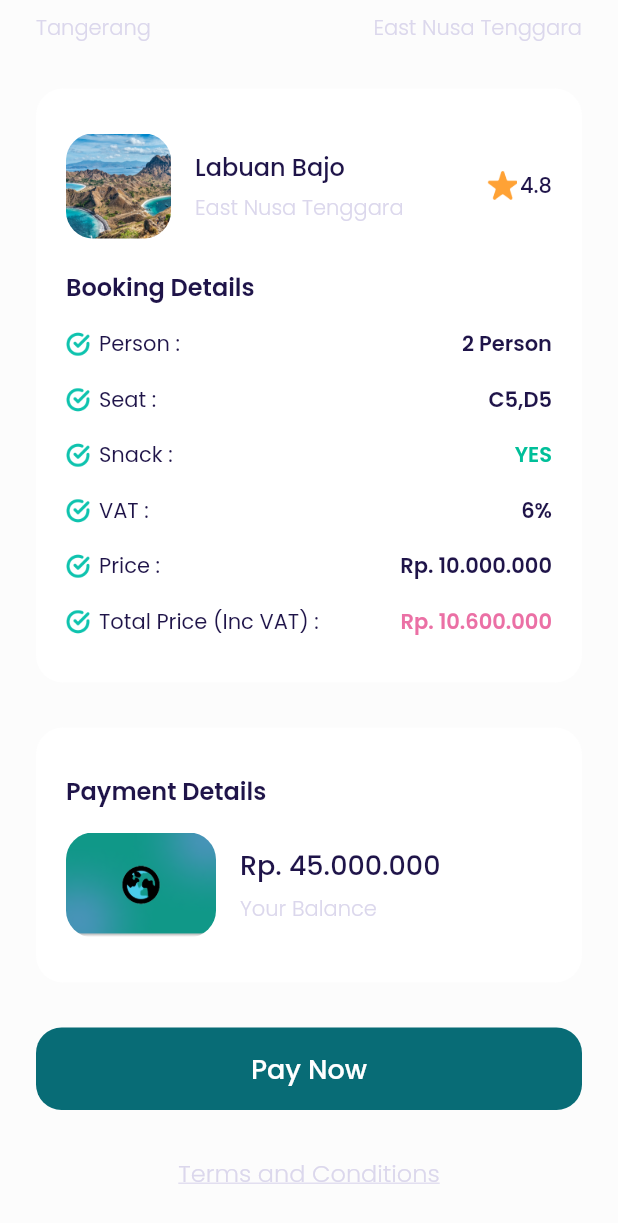
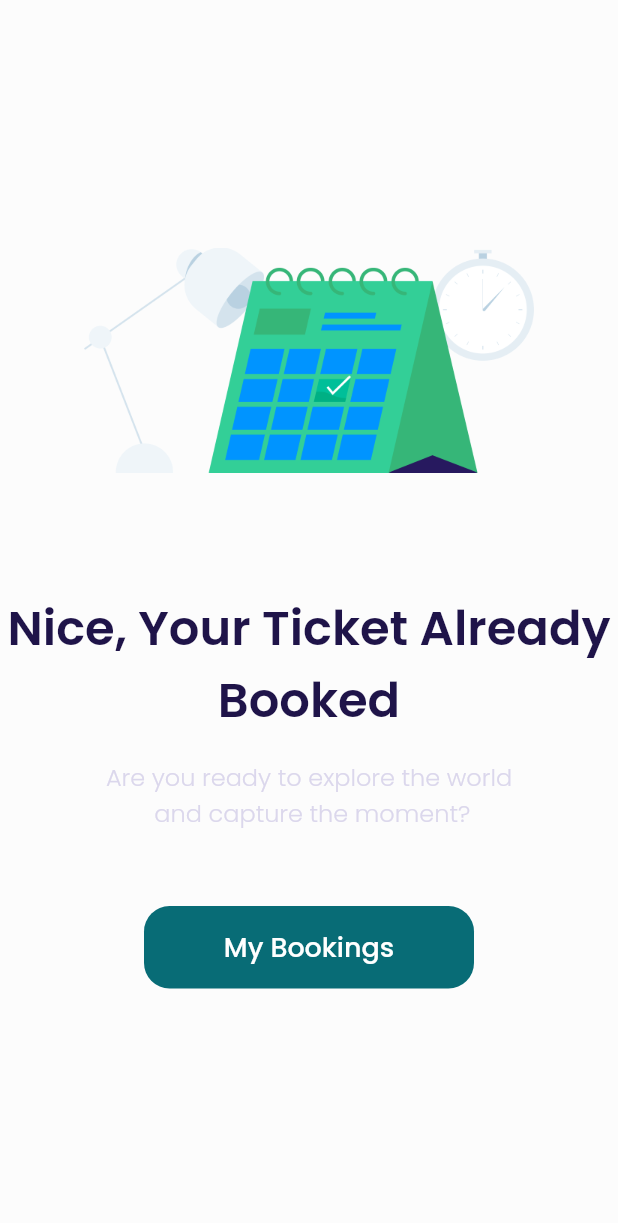
Before and after one commit to Fariqofficial/TravelHolic, a Flutter app: the CheckoutPage screen opened directly, scrolled down 153 dp, after a tap on "Pay Now", on a phone screen of 412 x 824 dp. Shown: the top 1223 px of the screen. Run offline on Flutter 3.47's test engine with Material 2 defaults, Android fonts, the phone set to English and light mode, and no system bars; our stand-ins replace bloc, firebase_core, flutter_bloc, google_fonts; accounts and stored records are empty.

Commit message:
Add config Firebase for ios and success page

```diff
--- /dev/null
+++ b/lib/cubit/cubit_cubit.dart
@@ -0,0 +1,11 @@
+// ignore_for_file: depend_on_referenced_packages
+
+import 'package:bloc/bloc.dart';
+
+class CubitCubit extends Cubit<int> {
+  CubitCubit() : super(0);
+
+  void setPage(int newPage) {
+    emit(newPage);
+  }
+}
--- a/lib/ui/pages/checkout_page.dart
+++ b/lib/ui/pages/checkout_page.dart
@@ -1,5 +1,6 @@
 // ignore_for_file: prefer_const_constructors
 import 'package:flutter/material.dart';
+import 'package:travelholic/ui/pages/success_page.dart';
 import 'package:travelholic/ui/widgets/item_bookings.dart';
 import 'package:travelholic/ui/widgets/item_button.dart';
 import '../../shared/theme.dart';
@@ -295,7 +296,14 @@ class CheckoutPage extends StatelessWidget {
     Widget buttonPay() {
       return CustomButton(
         title: 'Pay Now',
-        onPressed: () {},
+        onPressed: () {
+          Navigator.push(
+            context,
+            MaterialPageRoute(
+              builder: (context) => SuccessPage(),
+            ),
+          );
+        },
         margin: EdgeInsets.only(top: 30),
       );
     }
--- /dev/null
+++ b/lib/ui/pages/success_page.dart
@@ -0,0 +1,63 @@
+// ignore_for_file: prefer_const_constructors
+
+import 'package:flutter/material.dart';
+import 'package:travelholic/ui/widgets/item_button.dart';
+import '../../shared/theme.dart';
+
+class SuccessPage extends StatelessWidget {
+  const SuccessPage({Key? key}) : super(key: key);
+
+  @override
+  Widget build(BuildContext context) {
+    return Scaffold(
+      backgroundColor: backgroundColor,
+      body: Center(
+        child: Column(
+          mainAxisAlignment: MainAxisAlignment.center,
+          children: [
+            Container(
+              width: 300,
+              height: 150,
+              margin: EdgeInsets.only(bottom: 80),
+              decoration: BoxDecoration(
+                image: DecorationImage(
+                  image: AssetImage(
+                    'assets/img_schedule.png',
+                  ),
+                ),
+              ),
+            ),
+            Text(
+              'Nice, Your Ticket Already Booked',
+              style: textBlack.copyWith(
+                fontSize: 32,
+                fontWeight: semiBold,
+              ),
+              textAlign: TextAlign.center,
+            ),
+            SizedBox(
+              height: 15,
+            ),
+            Text(
+              'Are you ready to explore the world\n and capture the moment?',
+              style: textGrey.copyWith(
+                fontSize: 16,
+                fontWeight: light,
+              ),
+              textAlign: TextAlign.center,
+            ),
+            CustomButton(
+              title: 'My Bookings',
+              onPressed: () {
+                Navigator.pushNamedAndRemoveUntil(
+                    context, '/main', (route) => false);
+              },
+              width: 220,
+              margin: EdgeInsets.only(top: 50),
+            )
+          ],
+        ),
+      ),
+    );
+  }
+}
--- a/pubspec.yaml
+++ b/pubspec.yaml
@@ -35,6 +35,10 @@ dependencies:
   # Use with the CupertinoIcons class for iOS style icons.
   cupertino_icons: ^1.0.2
   google_fonts: ^3.0.1
+  flutter_bloc: ^8.0.1
+  firebase_auth: ^3.4.1
+  firebase_core: ^1.19.1
+  cloud_firestore: ^3.2.1
 
 dev_dependencies:
   flutter_test:
@@ -103,6 +107,7 @@ flutter:
     - assets/img_unavailable.png
     - assets/image_route.png
     - assets/image_ceklis.png
+    - assets/img_schedule.png
 
 
   # An image asset can refer to one or more resolution-specific "variants", see
```
Also changed, not shown: lib/main.dart (+17 -2 lines), lib/ui/pages/main_page.dart (+26 -3 lines), lib/ui/pages/setting_pages.dart (added, +16 -0 lines), lib/ui/pages/transaction_pages.dart (added, +14 -0 lines), lib/ui/pages/wallet_pages.dart (added, +16 -0 lines), lib/ui/widgets/item_bottom_nav.dart (+18 -10 lines), assets/img_schedule.png (added), pubspec.lock, 5 other files.
